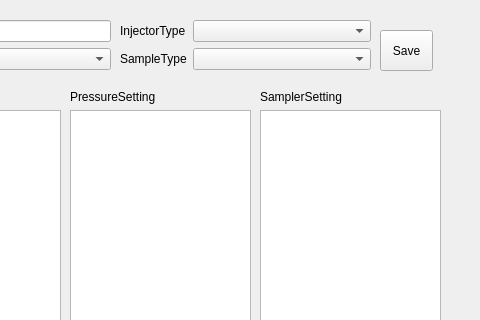
Above: methoddialog.ui from zjw939057120/qt before the change; both pictures show x 320 to 800 and y 0 to 320 of the 800 by 600 pixel window. Below: the same form after it.
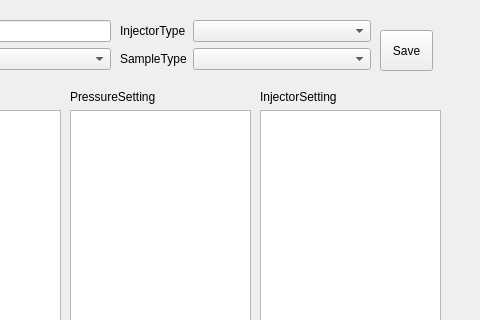
That is the form after the change.

```diff
--- a/methoddialog.ui
+++ b/methoddialog.ui
@@ -230,7 +230,7 @@
     <item row="0" column="0">
      <widget class="QLabel" name="label_Sampler">
       <property name="text">
-       <string>SamplerSetting</string>
+       <string>InjectorSetting</string>
       </property>
      </widget>
     </item>
```
Left out of the diff: 6 changed lines with no effect on the pictures.
